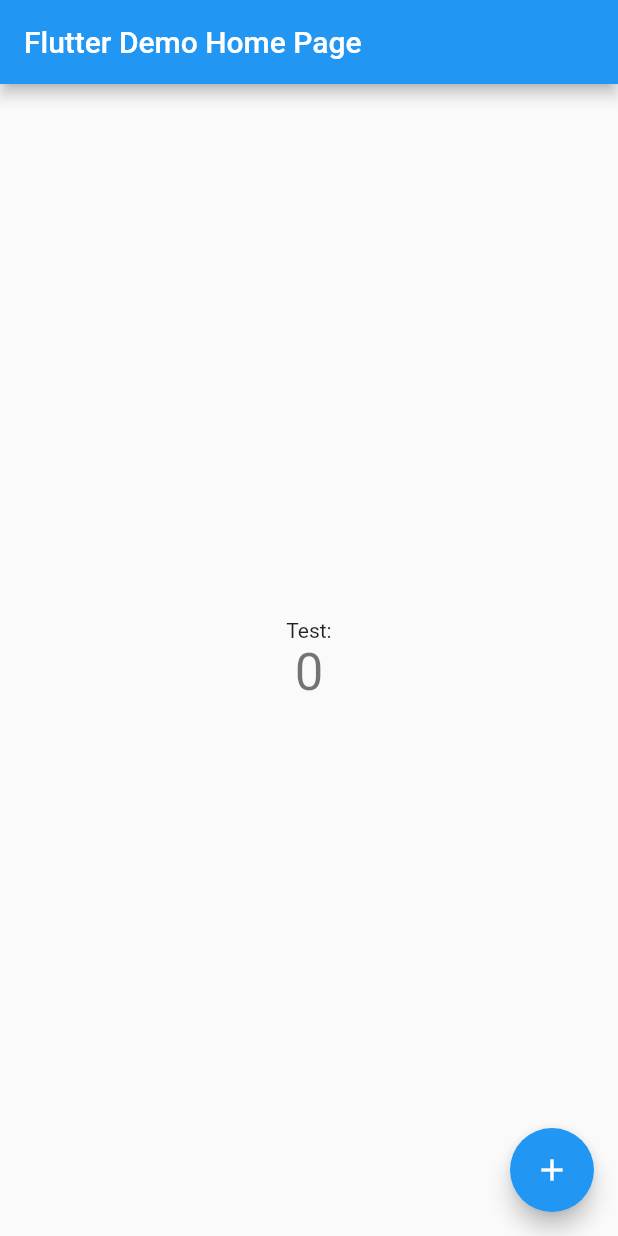
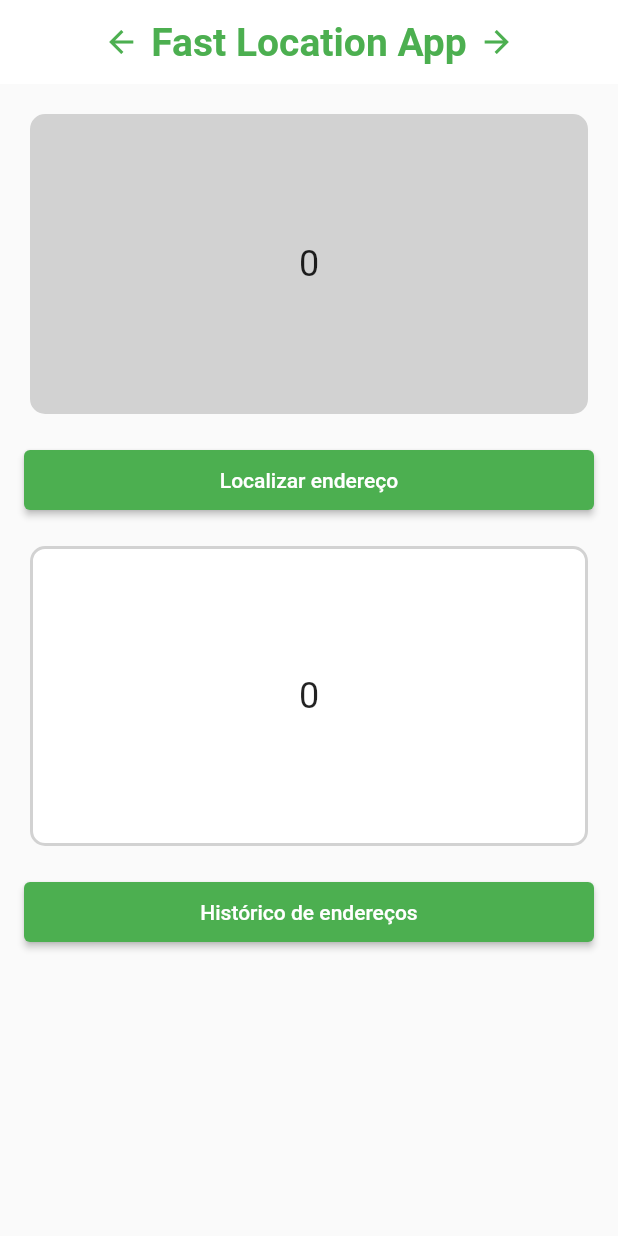
Before and after one commit to andreylpereira/FastLocationApp, a Flutter app: the screen it shows after launch, on a phone screen of 412 x 824 dp. Run offline on Flutter 3.47's test engine with Material 2 defaults, Android fonts, the phone set to English and light mode, and no system bars.

Commit message:
Layout básico, correção de pastas e criaação de modal e cards, sem refatoração

```diff
--- /dev/null
+++ b/lib/app_widget.dart
@@ -0,0 +1,18 @@
+import 'package:fast_location_app/src/modules/home/page/home_page.dart';
+import 'package:flutter/material.dart';
+
+class AppWidget extends StatelessWidget {
+  final String title;
+
+  const AppWidget({Key? key, required this.title}) : super(key: key);
+
+  @override
+  Widget build(BuildContext context) {
+    return MaterialApp(
+      title: title,
+      theme: ThemeData(primarySwatch: Colors.blue),
+      debugShowCheckedModeBanner: false,
+      home: HomePage(),
+    );
+  }
+}
--- a/lib/main.dart
+++ b/lib/main.dart
@@ -1,23 +1,6 @@
-import 'package:fast_location_app/src/modules/home/home.dart';
+import 'package:fast_location_app/app_widget.dart';
 import 'package:flutter/material.dart';
 
 void main() {
-  runApp(const MyApp());
+  runApp(const AppWidget(title: 'Fast Location App'));
 }
-
-class MyApp extends StatelessWidget {
-  const MyApp({super.key});
-
-
-  @override
-  Widget build(BuildContext context) {
-    return MaterialApp(
-      title: 'Flutter Demo',
-      theme: ThemeData(
-
-        primarySwatch: Colors.blue,
-      ),
-      home: const Home(title: 'Flutter Demo Home Page'),
-    );
-  }
-}
--- a/lib/src/modules/home/home.dart
+++ /dev/null
@@ -1,54 +0,0 @@
-import 'package:flutter/material.dart';
-
-class Home extends StatefulWidget {
-  const Home({super.key, required this.title});
-
-
-  final String title;
-
-  @override
-  State<Home> createState() => _HomeState();
-}
-
-class _HomeState extends State<Home> {
-  int _counter = 0;
-
-  void _incrementCounter() {
-    setState(() {
-
-      _counter++;
-    });
-  }
-
-  @override
-  Widget build(BuildContext context) {
-
-    return Scaffold(
-      appBar: AppBar(
-
-        title: Text(widget.title),
-      ),
-      body: Center(
-
-        child: Column(
-
-          mainAxisAlignment: MainAxisAlignment.center,
-          children: <Widget>[
-            const Text(
-              'Test:',
-            ),
-            Text(
-              '$_counter',
-              style: Theme.of(context).textTheme.headlineMedium,
-            ),
-          ],
-        ),
-      ),
-      floatingActionButton: FloatingActionButton(
-        onPressed: _incrementCounter,
-        tooltip: 'Increment',
-        child: const Icon(Icons.add),
-      ),
-    );
-  }
-}
--- /dev/null
+++ b/lib/src/modules/home/page/home_page.dart
@@ -0,0 +1,167 @@
+import 'package:flutter/material.dart';
+
+class HomePage extends StatefulWidget {
+  @override
+  HomePageState createState() => HomePageState();
+}
+
+class HomePageState extends State<HomePage> {
+  int? data;
+
+  @override
+  void initState() {
+    super.initState();
+    data = 0;
+  }
+
+  void _showSearchModal() {
+    final TextEditingController controller = TextEditingController();
+
+    showDialog(
+      context: context,
+      builder: (BuildContext context) {
+        return AlertDialog(
+          title: Text('Buscar Endereço'),
+          content: Column(
+            mainAxisSize: MainAxisSize.min,
+            children: [
+              TextField(
+                controller: controller,
+                keyboardType: TextInputType.number,
+                decoration: InputDecoration(hintText: 'Digite o endereço'),
+                autofocus: true,
+              ),
+            ],
+          ),
+          actions: [
+            SizedBox(
+              width: double.infinity,
+              child: ElevatedButton(
+                style: ElevatedButton.styleFrom(
+                  primary: Colors.green,
+                  onPrimary: Colors.white,
+                ),
+                onPressed: () {
+                  String input = controller.text;
+                  print('$input');
+                  Navigator.of(context).pop();
+                },
+                child: Text('Buscar'),
+              ),
+            ),
+          ],
+        );
+      },
+    );
+  }
+
+  @override
+  Widget build(BuildContext context) {
+    return Scaffold(
+      appBar: AppBar(
+        backgroundColor: Colors.white,
+        elevation: 0,
+        title: Row(
+          mainAxisAlignment: MainAxisAlignment.center,
+          children: [
+            Icon(
+              Icons.arrow_back,
+              color: Colors.green,
+            ),
+            SizedBox(width: 8.0),
+            Text(
+              'Fast Location App',
+              style: TextStyle(
+                color: Colors.green,
+                fontSize: 26,
+                fontWeight: FontWeight.bold,
+              ),
+            ),
+            SizedBox(width: 8.0),
+            Icon(
+              Icons.arrow_forward,
+              color: Colors.green,
+            ),
+          ],
+        ),
+      ),
+      body: Padding(
+        padding: const EdgeInsets.all(16.0),
+        child: Column(
+          crossAxisAlignment: CrossAxisAlignment.stretch,
+          children: [
+            CardWidget(data: data, color: Color.fromARGB(255, 210, 210, 210)),
+            SizedBox(height: 16.0),
+            ElevatedButton(
+              style: ElevatedButton.styleFrom(
+                primary: Colors.green,
+                onPrimary: Colors.white,
+                padding: EdgeInsets.symmetric(horizontal: 16.0, vertical: 12.0),
+              ),
+              onPressed: _showSearchModal,
+              child: Text('Localizar endereço'),
+            ),
+            SizedBox(height: 16.0),
+            CardWidget(data: data),
+            SizedBox(height: 16.0),
+            ElevatedButton(
+              style: ElevatedButton.styleFrom(
+                primary: Colors.green,
+                onPrimary: Colors.white,
+                padding: EdgeInsets.symmetric(horizontal: 16.0, vertical: 12.0),
+              ),
+              onPressed: () {
+                setState(() {
+                  data = (data ?? 0) + 1;
+                });
+                print('${data}');
+              },
+              child: Text('Histórico de endereços'),
+            ),
+          ],
+        ),
+      ),
+    );
+  }
+}
+
+class CardWidget extends StatelessWidget {
+  final int? data;
+  final Color? color;
+
+  const CardWidget({Key? key, this.data, this.color}) : super(key: key);
+
+  @override
+  Widget build(BuildContext context) {
+    return Card(
+      elevation: 0,
+      shape: RoundedRectangleBorder(
+        borderRadius: BorderRadius.circular(10),
+      ),
+      child: Container(
+        height: 200,
+        decoration: BoxDecoration(
+          borderRadius: BorderRadius.circular(10),
+          border: Border.all(
+            width: 2,
+            color: Color.fromARGB(255, 210, 210, 210),
+          ),
+          color: color,
+        ),
+        child: Center(
+          child: data != null && data! >= 0
+              ? Text(
+                  data.toString(),
+                  style: TextStyle(fontSize: 24),
+                  textAlign: TextAlign.center,
+                )
+              : Text(
+                  'Nenhum dado disponível',
+                  style: TextStyle(fontSize: 18, color: Colors.grey),
+                  textAlign: TextAlign.center,
+                ),
+        ),
+      ),
+    );
+  }
+}
```
